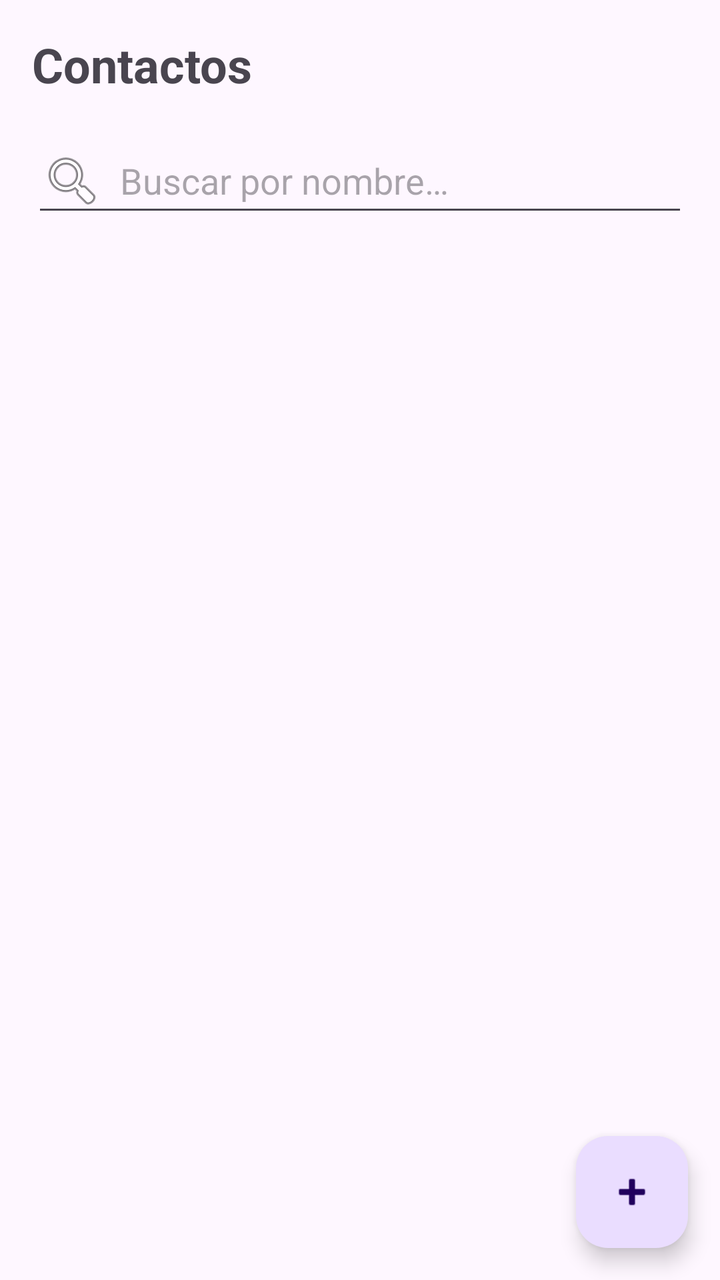
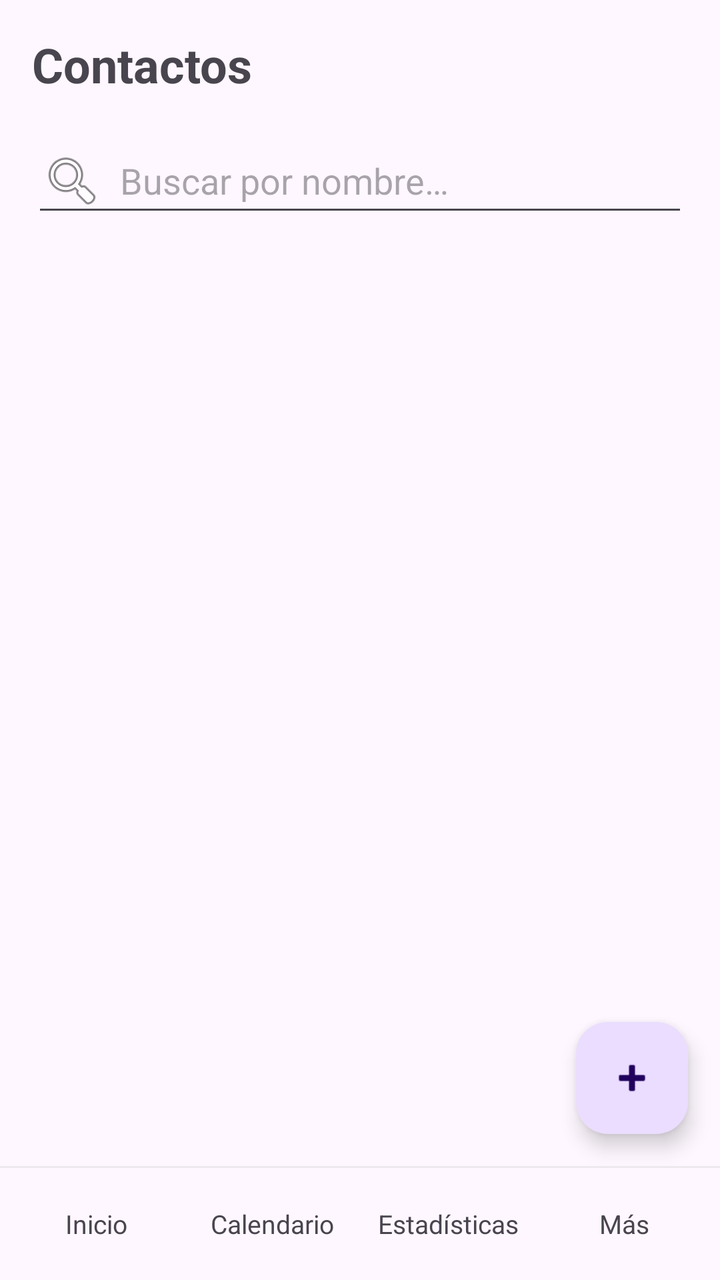

The first picture is an Android layout as it rendered before a commit; the second is the same layout after the commit. The layout source and the unified diff follow.
<!-- AndroidManifest.xml: application theme Theme.AgendaPersonal -->
<!-- res/layout/activity_contactos.xml -->
<?xml version="1.0" encoding="utf-8"?>
<FrameLayout xmlns:android="http://schemas.android.com/apk/res/android"
    xmlns:tools="http://schemas.android.com/tools"
    android:id="@+id/main"
    android:layout_width="match_parent"
    android:layout_height="match_parent"
    tools:context=".vista.ContactosActivity">

    <LinearLayout
        android:layout_width="match_parent"
        android:layout_height="match_parent"
        android:orientation="vertical">

        
        <TextView
            android:layout_width="match_parent"
            android:layout_height="wrap_content"
            android:padding="16dp"
            android:text="@string/titulo_contactos"
            android:textSize="24sp"
            android:textStyle="bold" />

        
        <EditText
            android:id="@+id/etBuscar"
            android:layout_width="match_parent"
            android:layout_height="wrap_content"
            android:layout_marginHorizontal="16dp"
            android:drawableStart="@android:drawable/ic_menu_search"
            android:drawablePadding="8dp"
            android:hint="@string/pista_buscar"
            android:importantForAutofill="no"
            android:inputType="textPersonName"
            android:minHeight="48dp" />

        
        <ListView
            android:id="@+id/lvContactos"
            android:layout_width="match_parent"
            android:layout_height="0dp"
            android:layout_weight="1"
            android:paddingBottom="88dp"
            android:clipToPadding="false" />

        
        <TextView
            android:id="@+id/tvVacio"
            android:layout_width="match_parent"
            android:layout_height="0dp"
            android:layout_weight="1"
            android:gravity="center"
            android:padding="16dp"
            android:textSize="16sp"
            android:visibility="gone" />
    </LinearLayout>

    
    <com.google.android.material.floatingactionbutton.FloatingActionButton
        android:id="@+id/fabAgregar"
        android:layout_width="wrap_content"
        android:layout_height="wrap_content"
        android:layout_gravity="bottom|end"
        android:layout_margin="16dp"
        android:contentDescription="@string/btn_agregar_contacto"
        android:src="@android:drawable/ic_input_add" />
</FrameLayout>
<!-- resources referenced by this layout -->
<resources>
  <string name="btn_agregar_contacto">Agregar contacto</string>
  <string name="pista_buscar">Buscar por nombre…</string>
  <string name="titulo_contactos">Contactos</string>
  <style name="Theme.AgendaPersonal" parent="Base.Theme.AgendaPersonal" />
  <style name="Base.Theme.AgendaPersonal" parent="Theme.Material3.DayNight.NoActionBar">
          
          
      </style>
</resources>

<!-- the commit's change to res/layout/activity_contactos.xml (unified diff, before → after) -->
@@ -1,66 +1,119 @@
 <?xml version="1.0" encoding="utf-8"?>
-<FrameLayout xmlns:android="http://schemas.android.com/apk/res/android"
+<LinearLayout xmlns:android="http://schemas.android.com/apk/res/android"
     xmlns:tools="http://schemas.android.com/tools"
     android:id="@+id/main"
     android:layout_width="match_parent"
     android:layout_height="match_parent"
+    android:orientation="vertical"
     tools:context=".vista.ContactosActivity">
 
+    
+    <FrameLayout
+        android:layout_width="match_parent"
+        android:layout_height="0dp"
+        android:layout_weight="1">
+
+        <LinearLayout
+            android:layout_width="match_parent"
+            android:layout_height="match_parent"
+            android:orientation="vertical">
+
+            
+            <TextView
+                android:layout_width="match_parent"
+                android:layout_height="wrap_content"
+                android:padding="16dp"
+                android:text="@string/titulo_contactos"
+                android:textSize="24sp"
+                android:textStyle="bold" />
+
+            
+            <EditText
+                android:id="@+id/etBuscar"
+                android:layout_width="match_parent"
+                android:layout_height="wrap_content"
+                android:layout_marginHorizontal="16dp"
+                android:drawableStart="@android:drawable/ic_menu_search"
+                android:drawablePadding="8dp"
+                android:hint="@string/pista_buscar"
+                android:importantForAutofill="no"
+                android:inputType="textPersonName"
+                android:minHeight="48dp" />
+
+            
+            <ListView
+                android:id="@+id/lvContactos"
+                android:layout_width="match_parent"
+                android:layout_height="0dp"
+                android:layout_weight="1"
+                android:paddingBottom="88dp"
+                android:clipToPadding="false" />
+
+            
+            <TextView
+                android:id="@+id/tvVacio"
+                android:layout_width="match_parent"
+                android:layout_height="0dp"
+                android:layout_weight="1"
+                android:gravity="center"
+                android:padding="16dp"
+                android:textSize="16sp"
+                android:visibility="gone" />
+        </LinearLayout>
+
+        
+        <com.google.android.material.floatingactionbutton.FloatingActionButton
+            android:id="@+id/fabAgregar"
+            android:layout_width="wrap_content"
+            android:layout_height="wrap_content"
+            android:layout_gravity="bottom|end"
+            android:layout_margin="16dp"
+            android:contentDescription="@string/btn_agregar_contacto"
+            android:src="@android:drawable/ic_input_add" />
+    </FrameLayout>
+
+    
+    <include layout="@layout/menu_inferior" />
+</LinearLayout>
+<!-- res/layout/menu_inferior.xml (included above) -->
+<?xml version="1.0" encoding="utf-8"?>
+<LinearLayout xmlns:android="http://schemas.android.com/apk/res/android"
+    android:layout_width="match_parent"
+    android:layout_height="wrap_content"
+    android:orientation="vertical">
+
+    
+    <View
+        android:layout_width="match_parent"
+        android:layout_height="1dp"
+        android:background="@color/menu_linea" />
+
+    
     <LinearLayout
         android:layout_width="match_parent"
-        android:layout_height="match_parent"
-        android:orientation="vertical">
+        android:layout_height="wrap_content"
+        android:orientation="horizontal"
+        android:padding="4dp">
+
+        <TextView
+            android:id="@+id/menuInicio"
+            style="@style/BotonMenu"
+            android:text="@string/menu_inicio" />
+
+        <TextView
+            android:id="@+id/menuCalendario"
+            style="@style/BotonMenu"
+            android:text="@string/menu_calendario" />
+
+        <TextView
+            android:id="@+id/menuEstadisticas"
+            style="@style/BotonMenu"
+            android:text="@string/menu_estadisticas" />
 
         
         <TextView
-            android:layout_width="match_parent"
-            android:layout_height="wrap_content"
-            android:padding="16dp"
-            android:text="@string/titulo_contactos"
-            android:textSize="24sp"
-            android:textStyle="bold" />
-
-        
-        <EditText
-            android:id="@+id/etBuscar"
-            android:layout_width="match_parent"
-            android:layout_height="wrap_content"
-            android:layout_marginHorizontal="16dp"
-            android:drawableStart="@android:drawable/ic_menu_search"
-            android:drawablePadding="8dp"
-            android:hint="@string/pista_buscar"
-            android:importantForAutofill="no"
-            android:inputType="textPersonName"
-            android:minHeight="48dp" />
-
-        
-        <ListView
-            android:id="@+id/lvContactos"
-            android:layout_width="match_parent"
-            android:layout_height="0dp"
-            android:layout_weight="1"
-            android:paddingBottom="88dp"
-            android:clipToPadding="false" />
-
-        
-        <TextView
-            android:id="@+id/tvVacio"
-            android:layout_width="match_parent"
-            android:layout_height="0dp"
-            android:layout_weight="1"
-            android:gravity="center"
-            android:padding="16dp"
-            android:textSize="16sp"
-            android:visibility="gone" />
+            android:id="@+id/menuMas"
+            style="@style/BotonMenu"
+            android:text="@string/menu_mas" />
     </LinearLayout>
-
-    
-    <com.google.android.material.floatingactionbutton.FloatingActionButton
-        android:id="@+id/fabAgregar"
-        android:layout_width="wrap_content"
-        android:layout_height="wrap_content"
-        android:layout_gravity="bottom|end"
-        android:layout_margin="16dp"
-        android:contentDescription="@string/btn_agregar_contacto"
-        android:src="@android:drawable/ic_input_add" />
-</FrameLayout>
+</LinearLayout>
<!-- resource entries referenced after the edit -->
@@ -1,8 +1,25 @@
 <!-- resources referenced by this layout -->
 <resources>
+  <color name="menu_linea">#22888888</color>
   <string name="btn_agregar_contacto">Agregar contacto</string>
+  <string name="menu_calendario">Calendario</string>
+  <string name="menu_estadisticas">Estadísticas</string>
+  <string name="menu_inicio">Inicio</string>
+  <string name="menu_mas">Más</string>
   <string name="pista_buscar">Buscar por nombre…</string>
   <string name="titulo_contactos">Contactos</string>
+  <style name="BotonMenu">
+          <item name="android:layout_width">0dp</item>
+          <item name="android:layout_height">48dp</item>
+          <item name="android:layout_weight">1</item>
+          <item name="android:layout_marginHorizontal">2dp</item>
+          <item name="android:gravity">center</item>
+          <item name="android:maxLines">1</item>
+          <item name="android:textSize">13sp</item>
+          <item name="android:clickable">true</item>
+          <item name="android:focusable">true</item>
+          <item name="android:background">?attr/selectableItemBackground</item>
+      </style>
   <style name="Theme.AgendaPersonal" parent="Base.Theme.AgendaPersonal" />
   <style name="Base.Theme.AgendaPersonal" parent="Theme.Material3.DayNight.NoActionBar">
           
